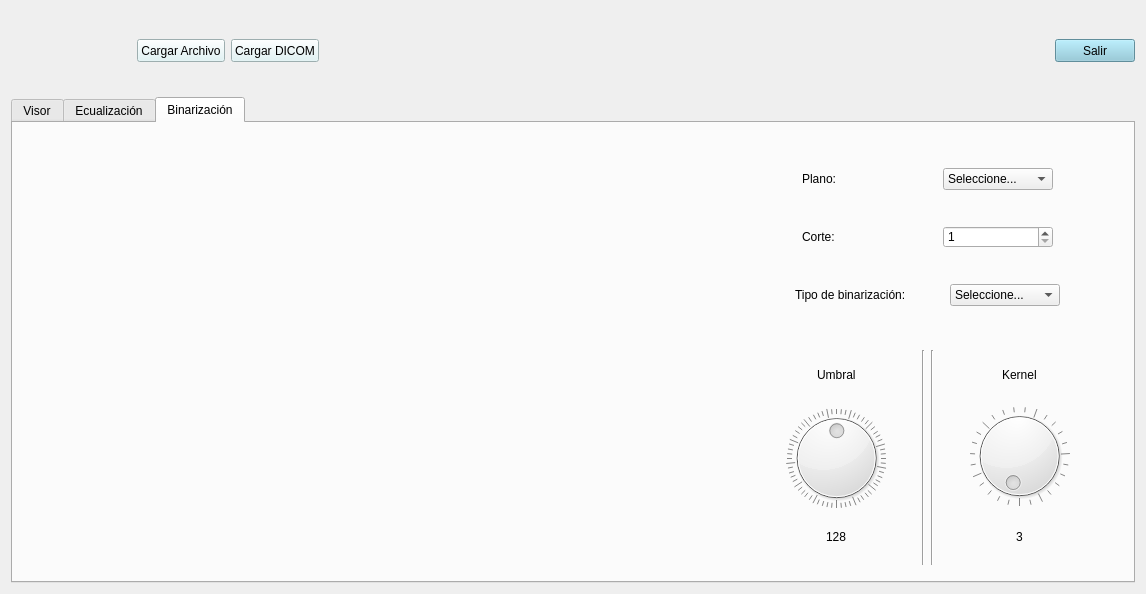
First picture: the form in ui/imagenes.ui, repository Lm4e/Proyecto_final, before the edit.
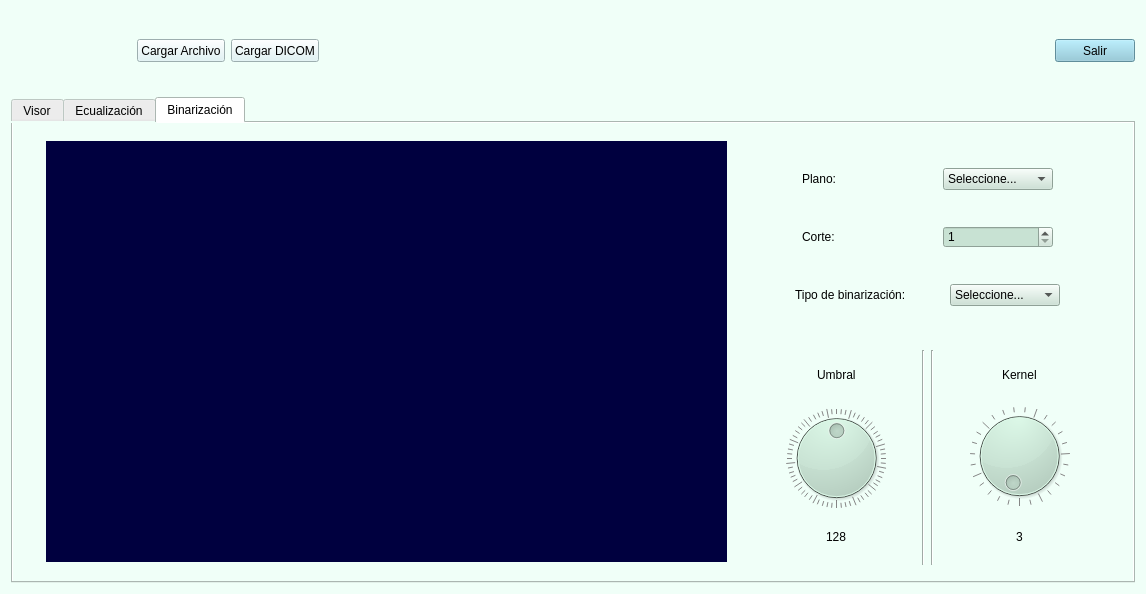
Second picture: the form after the edit. The open tabs and pages were chosen to show the change. Icons and pictures are not drawn.

Commit message: cambios diseño imagenes.ui

```diff
--- a/ui/imagenes.ui
+++ b/ui/imagenes.ui
@@ -13,6 +13,9 @@
   <property name="windowTitle">
    <string>Form</string>
   </property>
+  <property name="styleSheet">
+   <string notr="true">background-color: rgb(240, 255, 248);</string>
+  </property>
   <layout class="QVBoxLayout" name="verticalLayout">
    <item>
     <layout class="QHBoxLayout" name="horizontalLayout">
@@ -114,6 +117,9 @@
    </item>
    <item>
     <widget class="QTabWidget" name="tabWidget">
+     <property name="styleSheet">
+      <string notr="true">background-color: rgb(240, 255, 248);</string>
+     </property>
      <property name="currentIndex">
       <number>0</number>
      </property>
@@ -514,6 +520,9 @@
            <height>421</height>
           </size>
          </property>
+         <property name="styleSheet">
+          <string notr="true">background-color: rgb(0, 0, 63);</string>
+         </property>
          <layout class="QVBoxLayout" name="verticalLayout_9">
           <item>
            <layout class="QVBoxLayout" name="layout_bina"/>
@@ -558,6 +567,11 @@
                <height>22</height>
               </size>
              </property>
+             <property name="styleSheet">
+              <string notr="true">font: 75 10pt &quot;Sitka Subheading&quot;;
+background-color: rgb(200, 226, 211);
+</string>
+             </property>
              <item>
               <property name="text">
                <string>Seleccione...</string>
@@ -617,6 +631,9 @@
                <height>22</height>
               </size>
              </property>
+             <property name="styleSheet">
+              <string notr="true">background-color: rgb(200, 226, 211);</string>
+             </property>
              <property name="minimum">
               <number>1</number>
              </property>
@@ -662,6 +679,10 @@
                <height>22</height>
               </size>
              </property>
+             <property name="styleSheet">
+              <string notr="true">font: 75 10pt &quot;Sitka Subheading&quot;;
+background-color: rgb(200, 226, 211);</string>
+             </property>
              <item>
               <property name="text">
                <string>Seleccione...</string>
@@ -735,6 +756,9 @@
                <height>95</height>
               </size>
              </property>
+             <property name="styleSheet">
+              <string notr="true">background-color: rgb(200, 226, 211);</string>
+             </property>
              <property name="maximum">
               <number>255</number>
              </property>
@@ -813,6 +837,9 @@
                <height>100</height>
               </size>
              </property>
+             <property name="styleSheet">
+              <string notr="true">background-color: rgb(200, 226, 211);</string>
+             </property>
              <property name="minimum">
               <number>1</number>
              </property>
```
Left out of the diff: 115 changed lines with no effect on the pictures.
